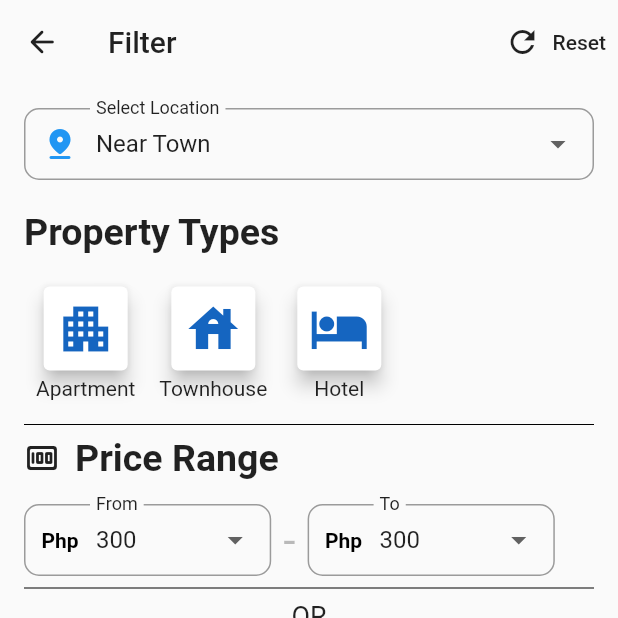
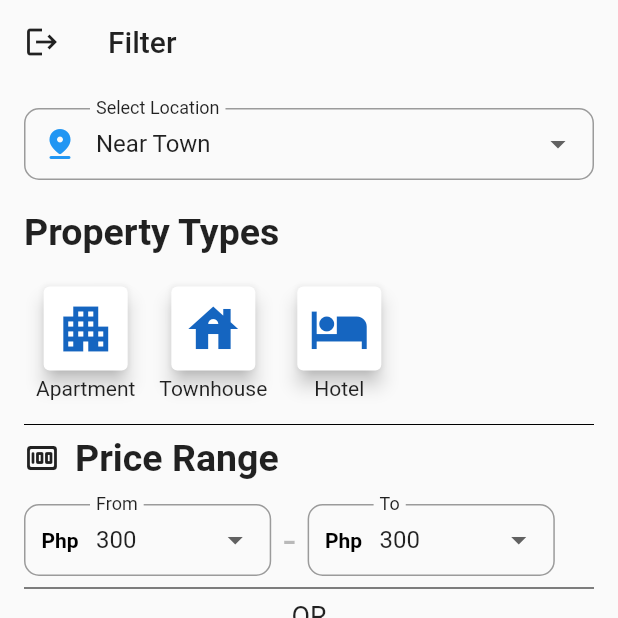
Before and after one commit to nel777/telenant, a Flutter app: the HomePage screen opened directly, on a phone screen of 412 x 824 dp, the top half of it. Run offline on Flutter 3.47's test engine with Material 2 defaults, Android fonts, the phone set to English and light mode, and no system bars; our stand-ins replace carousel_slider, cloud_firestore, firebase_auth, firebase_core, firebase_storage, image_picker and 1 more; missing offline and left inert: textfield_search; accounts and stored records are empty.

```diff
--- a/lib/home/admin/manageaccount.dart
+++ b/lib/home/admin/manageaccount.dart
@@ -247,6 +247,8 @@ class _ManageAccountState extends State<ManageAccount> {
                                           color: Colors.yellow,
                                         ),
                                         title:
+                                            Text(feedbacks[index]['managedBy']),
+                                        subtitle:
                                             Text(feedbacks[index]['feedback']),
                                       ),
                                       const SizedBox(
--- a/lib/home/filtered.dart
+++ b/lib/home/filtered.dart
@@ -224,7 +224,7 @@ class _ShowFilteredState extends State<ShowFiltered> {
                                               ),
                                               const Spacer(),
                                               Text(
-                                                  '${filteredList[index].bedrooms.toString()} Bed'),
+                                                  '${filteredList[index].bedrooms.toString() == 'null' ? '???' : filteredList[index].bedrooms.toString()} Bed'),
                                               // Padding(
                                               //   padding: EdgeInsets.only(left: 5.0, right: 5.0),
                                               //   child: Text('|'),
--- a/lib/home/homepage.dart
+++ b/lib/home/homepage.dart
@@ -77,19 +77,19 @@ class _HomePageState extends State<HomePage> {
                     );
                   }));
             },
-            icon: const Icon(Icons.arrow_back_rounded, color: Colors.black87)),
+            icon: const Icon(Icons.logout, color: Colors.black87)),
         title: const Text(
           'Filter',
           style: TextStyle(color: Colors.black87),
         ),
-        actions: [
-          TextButton.icon(
-              onPressed: () {},
-              icon: const Icon(Icons.refresh, color: Colors.black87),
-              label: const Text(
-                'Reset',
-                style: TextStyle(color: Colors.black87),
-              ))
+        actions: const [
+          // TextButton.icon(
+          //     onPressed: () {},
+          //     icon: const Icon(Icons.refresh, color: Colors.black87),
+          //     label: const Text(
+          //       'Reset',
+          //       style: TextStyle(color: Colors.black87),
+          //     ))
         ],
       ),
       body: SingleChildScrollView(
--- a/lib/main.dart
+++ b/lib/main.dart
@@ -42,6 +42,7 @@ class _MyAppState extends State<MyApp> {
   @override
   Widget build(BuildContext context) {
     return MaterialApp(
+      debugShowCheckedModeBanner: false,
       title: 'Flutter Demo',
       theme: ThemeData(
         primarySwatch: Colors.blue,
```
Also changed, not shown: lib/home/searchbox.dart (+25 -20 lines).
